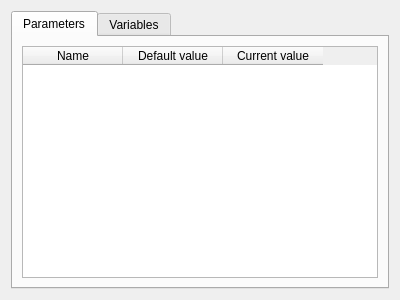
Chabrier/plugins, file modeler-de/src/editmodel.ui: the form before one commit.
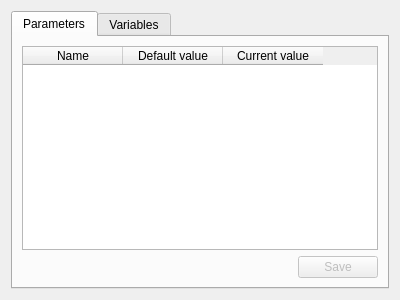
The form after the commit.

Commit message: = Task 3.2 - Add save button to the model edit widget

What changed in the file:
```diff
--- a/modeler-de/src/editmodel.ui
+++ b/modeler-de/src/editmodel.ui
@@ -29,6 +29,9 @@
       <layout class="QVBoxLayout" name="verticalLayout_3">
        <item>
         <widget class="QTableWidget" name="tableParameters">
+         <attribute name="verticalHeaderVisible">
+          <bool>false</bool>
+         </attribute>
          <column>
           <property name="text">
            <string>Name</string>
@@ -46,6 +49,36 @@
          </column>
         </widget>
        </item>
+       <item>
+        <layout class="QHBoxLayout" name="horizontalLayout">
+         <property name="topMargin">
+          <number>0</number>
+         </property>
+         <item>
+          <spacer name="horizontalSpacer">
+           <property name="orientation">
+            <enum>Qt::Horizontal</enum>
+           </property>
+           <property name="sizeHint" stdset="0">
+            <size>
+             <width>40</width>
+             <height>20</height>
+            </size>
+           </property>
+          </spacer>
+         </item>
+         <item>
+          <widget class="QPushButton" name="buttonParameterSave">
+           <property name="enabled">
+            <bool>false</bool>
+           </property>
+           <property name="text">
+            <string>Save</string>
+           </property>
+          </widget>
+         </item>
+        </layout>
+       </item>
       </layout>
      </widget>
      <widget class="QWidget" name="tabVariables">
```
The commit also changes 2 other files.
